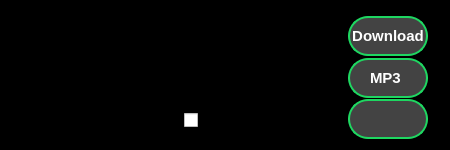
First picture: the form in ui/mini.ui, repository spadez2802/Youtube_downloader, before the edit.
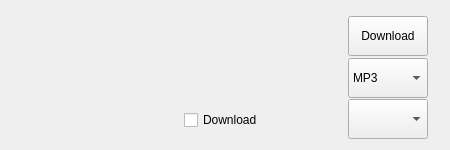
Second picture: the form after the edit. Icons and pictures are not drawn.

Commit message: Update UI components, extract global styles to QSS, and add theme management

Patch:
```diff
--- a/ui/mini.ui
+++ b/ui/mini.ui
@@ -31,14 +31,6 @@
   <property name="windowTitle">
    <string>Form</string>
   </property>
-  <property name="styleSheet">
-   <string notr="true">#miniCard{
-	border: 5px solid transparent;
-	border-radius:20px;
-	background-color: rgb(0, 0, 0);
-
-}</string>
-  </property>
   <layout class="QHBoxLayout" name="horizontalLayout">
    <item>
     <widget class="QLabel" name="labelImg">
@@ -81,12 +73,6 @@
        <height>200</height>
       </size>
      </property>
-     <property name="styleSheet">
-      <string notr="true">#widgetDownloadOpt{
-	
-	background-color: transparent;
-}</string>
-     </property>
      <layout class="QVBoxLayout" name="verticalLayout">
       <property name="topMargin">
        <number>5</number>
@@ -108,40 +94,6 @@
           <height>40</height>
          </size>
         </property>
-        <property name="styleSheet">
-         <string notr="true">#downloadVBtn{
-	
-	border: 2px solid;
-	border-color: #1ED761;
-	border-radius:20px;
-	background-color: rgb(67, 67, 67);
-	color : white;
-	/* TÙY CHỈNH FONT CHỮ */
-    font-family: &quot;Segoe UI&quot;, Helvetica, Arial, sans-serif; /* Dùng font chữ không chân hiện đại */
-    font-size: 11pt;           /* Tăng kích thước chữ cho cân đối (có thể chỉnh lại số này) */
-    font-weight: bold;         /* Độ đậm của chữ (Đây là chìa khóa để giống ảnh mẫu) */
-}
-
-#downloadVBtn:hover{
-	
-	border: 2px solid;
-	border-color: #1ED761;
-	border-radius:20px;
-	background-color: #1ED761;
-	color : black;
-	
-}
-#downloadVBtn:disabled{
-	
-	border: 2px solid;
-	border-color: rgb(136, 136, 136);
-	border-radius:20px;
-	background-color:rgb(67, 67, 67);
-	color : white;
-	
-}
-</string>
-        </property>
         <property name="text">
          <string>Download</string>
         </property>
@@ -161,60 +113,6 @@
           <height>40</height>
          </size>
         </property>
-        <property name="styleSheet">
-         <string notr="true">#comboBoxDownloadOpt{
-	
-	border: 2px solid;
-	border-color: #1ED761;
-	border-radius:20px;
-	background-color: rgb(67, 67, 67);
-	color : white;
-	padding-left: 20px;
-	/* TÙY CHỈNH FONT CHỮ */
-    font-family: &quot;Segoe UI&quot;, Helvetica, Arial, sans-serif; /* Dùng font chữ không chân hiện đại */
-    font-size: 11pt;           /* Tăng kích thước chữ cho cân đối (có thể chỉnh lại số này) */
-    font-weight: bold;         /* Độ đậm của chữ (Đây là chìa khóa để giống ảnh mẫu) */
-}
-
-#comboBoxDownloadOpt:hover{
-	
-	border: 2px solid;
-	border-color: #1ED761;
-	border-radius:20px;
-	background-color:#1ED761;
-	color :black;
-	
-}
-
-#comboBoxDownloadOpt::drop-down {
-    subcontrol-origin: padding;
-    subcontrol-position: top right;
-    width: 25px;
-    border-top-right-radius: 10px; /* Bo góc cho phần nút bên phải */
-    border-bottom-right-radius: 10px;
-    
-}
-
-#comboBoxDownloadOpt::down-arrow {
-	image: url(&quot;E:/design/ytb_playlist_downloader/img/icon/down_arrow.png&quot;);
-    border-left: 5px solid transparent;
-    border-right: 5px solid transparent;
-    
-    width: 12px;
-    height: 12px;
-    margin-right: 10px;
-}
-
-#comboBoxDownloadOpt:disabled{
-	
-	border: 2px solid;
-	border-color: rgb(136, 136, 136);
-	border-radius:20px;
-	background-color:rgb(67, 67, 67);
-	color : white;
-	
-}</string>
-        </property>
         <item>
          <property name="text">
           <string>MP3</string>
@@ -241,60 +139,6 @@
           <height>40</height>
          </size>
         </property>
-        <property name="styleSheet">
-         <string notr="true">#comboBoxDQuality{
-	
-	border: 2px solid;
-	border-color: #1ED761;
-	border-radius:20px;
-	background-color: rgb(67, 67, 67);
-	color : white;
-	padding-left: 20px;
-	/* TÙY CHỈNH FONT CHỮ */
-    font-family: &quot;Segoe UI&quot;, Helvetica, Arial, sans-serif; /* Dùng font chữ không chân hiện đại */
-    font-size: 11pt;           /* Tăng kích thước chữ cho cân đối (có thể chỉnh lại số này) */
-    font-weight: bold;         /* Độ đậm của chữ (Đây là chìa khóa để giống ảnh mẫu) */
-}
-
-#comboBoxDQuality:hover{
-	
-	border: 2px solid;
-	border-color: #1ED761;
-	border-radius:20px;
-	background-color:#1ED761;
-	color : black;
-	
-}
-
-#comboBoxDQuality::drop-down {
-    subcontrol-origin: padding;
-    subcontrol-position: top right;
-    width: 25px;
-    border-top-right-radius: 10px; /* Bo góc cho phần nút bên phải */
-    border-bottom-right-radius: 10px;
-    
-}
-
-#comboBoxDQuality::down-arrow {
-	image: url(&quot;E:/design/ytb_playlist_downloader/img/icon/down_arrow.png&quot;);
-    border-left: 5px solid transparent;
-    border-right: 5px solid transparent;
-    
-    width: 12px;
-    height: 12px;
-    margin-right: 10px;
-}
-
-#comboBoxDQuality:disabled{
-	
-	border: 2px solid;
-	border-color: rgb(136, 136, 136);
-	border-radius:20px;
-	background-color:rgb(67, 67, 67);
-	color : white;
-	
-}</string>
-        </property>
        </widget>
       </item>
      </layout>
```
The commit also changes 17 other files.
